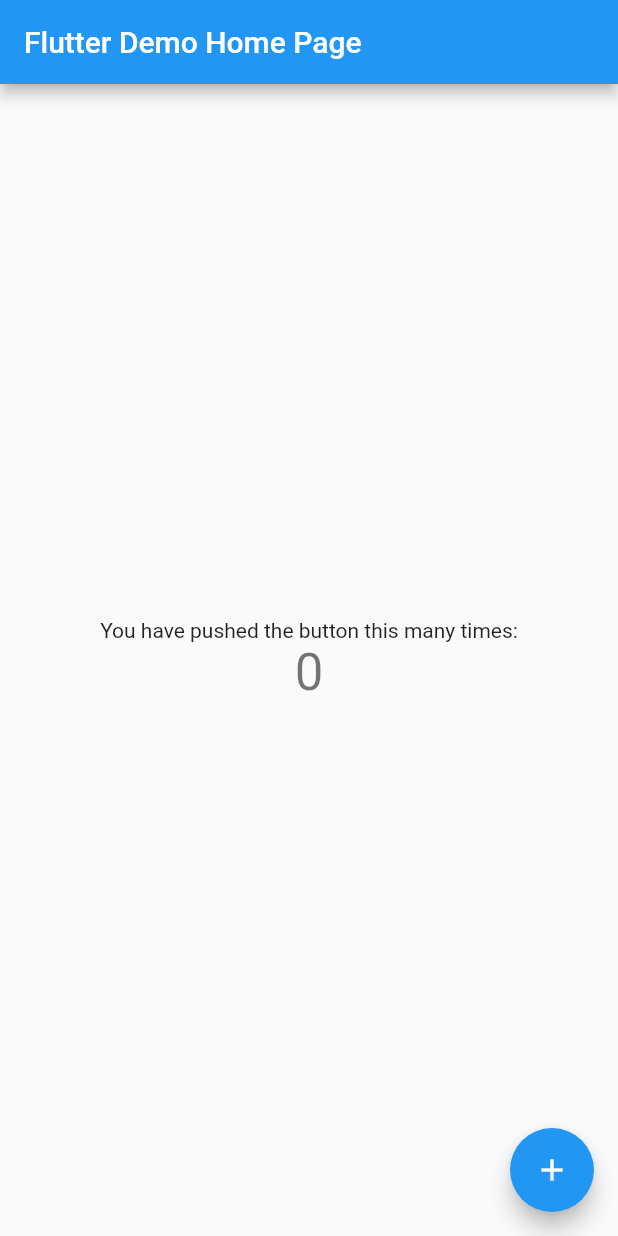
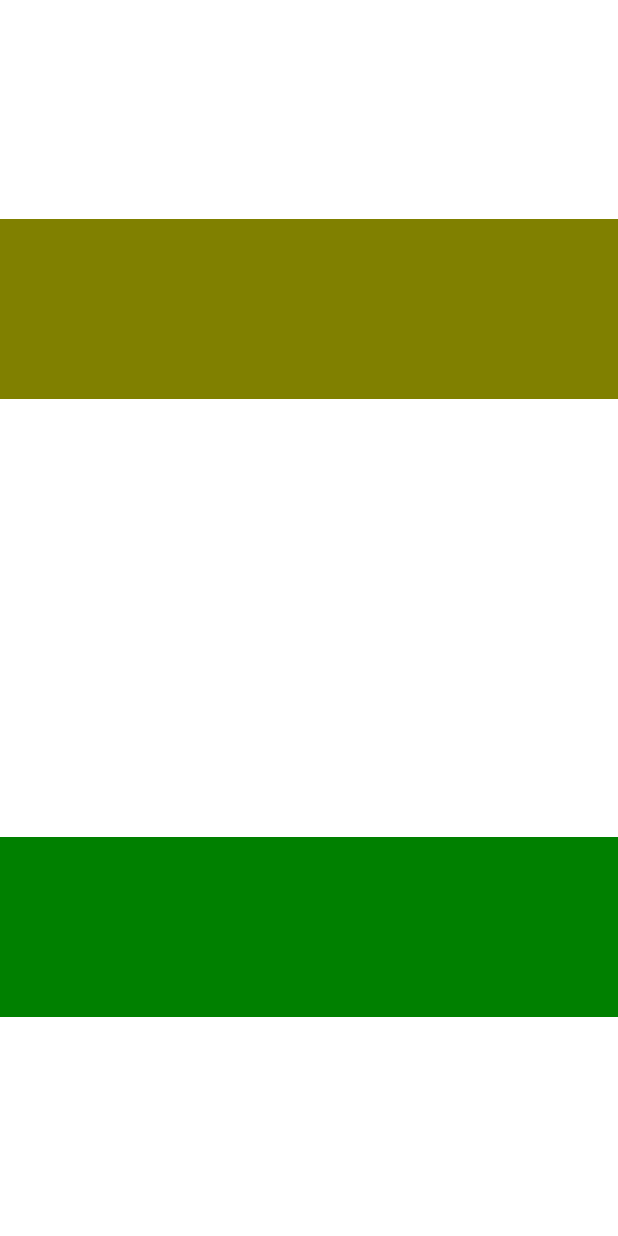
Before and after one commit to Naruse-Kazuki/flutter_sample_code, a Flutter app: the screen it shows after launch, on a phone screen of 412 x 824 dp. Run offline on Flutter 3.47's test engine with Material 2 defaults, Android fonts, the phone set to English and light mode, and no system bars.

Commit message:
SingleChildScrollView1

```diff
--- a/lib/main.dart
+++ b/lib/main.dart
@@ -1,117 +1,182 @@
-import 'package:flutter/material.dart';
+import 'package:flutter/widgets.dart';
 
-void main() {
-  runApp(MyApp());
-}
+void main() => runApp(MyApp());
 
+/// This Widget is the main application widget.
 class MyApp extends StatelessWidget {
-  // This widget is the root of your application.
   @override
   Widget build(BuildContext context) {
-    return MaterialApp(
-      title: 'Flutter Demo',
-      theme: ThemeData(
-        // This is the theme of your application.
-        //
-        // Try running your application with "flutter run". You'll see the
-        // application has a blue toolbar. Then, without quitting the app, try
-        // changing the primarySwatch below to Colors.green and then invoke
-        // "hot reload" (press "r" in the console where you ran "flutter run",
-        // or simply save your changes to "hot reload" in a Flutter IDE).
-        // Notice that the counter didn't reset back to zero; the application
-        // is not restarted.
-        primarySwatch: Colors.blue,
-        // This makes the visual density adapt to the platform that you run
-        // the app on. For desktop platforms, the controls will be smaller and
-        // closer together (more dense) than on mobile platforms.
-        visualDensity: VisualDensity.adaptivePlatformDensity,
-      ),
-      home: MyHomePage(title: 'Flutter Demo Home Page'),
+    return WidgetsApp(
+      title: 'Flutter Code Sample',
+      builder: (BuildContext context, Widget navigator) {
+        return MyStatelessWidget();
+      },
+      color: const Color(0xffffffff),
     );
   }
 }
 
-class MyHomePage extends StatefulWidget {
-  MyHomePage({Key key, this.title}) : super(key: key);
-
-  // This widget is the home page of your application. It is stateful, meaning
-  // that it has a State object (defined below) that contains fields that affect
-  // how it looks.
-
-  // This class is the configuration for the state. It holds the values (in this
-  // case the title) provided by the parent (in this case the App widget) and
-  // used by the build method of the State. Fields in a Widget subclass are
-  // always marked "final".
-
-  final String title;
-
-  @override
-  _MyHomePageState createState() => _MyHomePageState();
-}
-
-class _MyHomePageState extends State<MyHomePage> {
-  int _counter = 0;
-
-  void _incrementCounter() {
-    setState(() {
-      // This call to setState tells the Flutter framework that something has
-      // changed in this State, which causes it to rerun the build method below
-      // so that the display can reflect the updated values. If we changed
-      // _counter without calling setState(), then the build method would not be
-      // called again, and so nothing would appear to happen.
-      _counter++;
-    });
-  }
+/// This is the stateless widget that the main application instantiates.
+class MyStatelessWidget extends StatelessWidget {
+  MyStatelessWidget({Key key}) : super(key: key);
 
   @override
   Widget build(BuildContext context) {
-    // This method is rerun every time setState is called, for instance as done
-    // by the _incrementCounter method above.
-    //
-    // The Flutter framework has been optimized to make rerunning build methods
-    // fast, so that you can just rebuild anything that needs updating rather
-    // than having to individually change instances of widgets.
-    return Scaffold(
-      appBar: AppBar(
-        // Here we take the value from the MyHomePage object that was created by
-        // the App.build method, and use it to set our appbar title.
-        title: Text(widget.title),
+    return LayoutBuilder(
+      builder: (BuildContext context, BoxConstraints viewportConstraints) {
+        return SingleChildScrollView(
+          child: ConstrainedBox(
+            constraints: BoxConstraints(
+              minHeight: viewportConstraints.maxHeight,
             ),
-      body: Center(
-        // Center is a layout widget. It takes a single child and positions it
-        // in the middle of the parent.
             child: Column(
-          // Column is also a layout widget. It takes a list of children and
-          // arranges them vertically. By default, it sizes itself to fit its
-          // children horizontally, and tries to be as tall as its parent.
-          //
-          // Invoke "debug painting" (press "p" in the console, choose the
-          // "Toggle Debug Paint" action from the Flutter Inspector in Android
-          // Studio, or the "Toggle Debug Paint" command in Visual Studio Code)
-          // to see the wireframe for each widget.
-          //
-          // Column has various properties to control how it sizes itself and
-          // how it positions its children. Here we use mainAxisAlignment to
-          // center the children vertically; the main axis here is the vertical
-          // axis because Columns are vertical (the cross axis would be
-          // horizontal).
-          mainAxisAlignment: MainAxisAlignment.center,
+              mainAxisSize: MainAxisSize.min,
+              mainAxisAlignment: MainAxisAlignment.spaceAround,
               children: <Widget>[
-            Text(
-              'You have pushed the button this many times:',
+                Container(
+                  // A fixed-height child.
+                  color: const Color(0xff808000), // Yellow
+                  height: 120.0,
                 ),
-            Text(
-              '$_counter',
-              style: Theme.of(context).textTheme.headline4,
+                Container(
+                  // Another fixed-height child.
+                  color: const Color(0xff008000), // Green
+                  height: 120.0,
                 ),
               ],
             ),
           ),
-      floatingActionButton: FloatingActionButton(
-        onPressed: _incrementCounter,
-        tooltip: 'Increment',
-        child: Icon(Icons.add),
-      ), // This trailing comma makes auto-formatting nicer for build methods.
+        );
+      },
     );
   }
 }
+
+
+
+
+
+
+
+
+
+
+
+
+//import 'package:flutter/material.dart';
+//
+//void main() {
+//  runApp(MyApp());
+//}
+//
+//class MyApp extends StatelessWidget {
+//  // This widget is the root of your application.
+//  @override
+//  Widget build(BuildContext context) {
+//    return MaterialApp(
+//      title: 'Flutter Demo',
+//      theme: ThemeData(
+//        // This is the theme of your application.
+//        //
+//        // Try running your application with "flutter run". You'll see the
+//        // application has a blue toolbar. Then, without quitting the app, try
+//        // changing the primarySwatch below to Colors.green and then invoke
+//        // "hot reload" (press "r" in the console where you ran "flutter run",
+//        // or simply save your changes to "hot reload" in a Flutter IDE).
+//        // Notice that the counter didn't reset back to zero; the application
+//        // is not restarted.
+//        primarySwatch: Colors.blue,
+//        // This makes the visual density adapt to the platform that you run
+//        // the app on. For desktop platforms, the controls will be smaller and
+//        // closer together (more dense) than on mobile platforms.
+//        visualDensity: VisualDensity.adaptivePlatformDensity,
+//      ),
+//      home: MyHomePage(title: 'Flutter Demo Home Page'),
+//    );
+//  }
+//}
+//
+//class MyHomePage extends StatefulWidget {
+//  MyHomePage({Key key, this.title}) : super(key: key);
+//
+//  // This widget is the home page of your application. It is stateful, meaning
+//  // that it has a State object (defined below) that contains fields that affect
+//  // how it looks.
+//
+//  // This class is the configuration for the state. It holds the values (in this
+//  // case the title) provided by the parent (in this case the App widget) and
+//  // used by the build method of the State. Fields in a Widget subclass are
+//  // always marked "final".
+//
+//  final String title;
+//
+//  @override
+//  _MyHomePageState createState() => _MyHomePageState();
+//}
+//
+//class _MyHomePageState extends State<MyHomePage> {
+//  int _counter = 0;
+//
+//  void _incrementCounter() {
+//    setState(() {
+//      // This call to setState tells the Flutter framework that something has
+//      // changed in this State, which causes it to rerun the build method below
+//      // so that the display can reflect the updated values. If we changed
+//      // _counter without calling setState(), then the build method would not be
+//      // called again, and so nothing would appear to happen.
+//      _counter++;
+//    });
+//  }
+//
+//  @override
+//  Widget build(BuildContext context) {
+//    // This method is rerun every time setState is called, for instance as done
+//    // by the _incrementCounter method above.
+//    //
+//    // The Flutter framework has been optimized to make rerunning build methods
+//    // fast, so that you can just rebuild anything that needs updating rather
+//    // than having to individually change instances of widgets.
+//    return Scaffold(
+//      appBar: AppBar(
+//        // Here we take the value from the MyHomePage object that was created by
+//        // the App.build method, and use it to set our appbar title.
+//        title: Text(widget.title),
+//      ),
+//      body: Center(
+//        // Center is a layout widget. It takes a single child and positions it
+//        // in the middle of the parent.
+//        child: Column(
+//          // Column is also a layout widget. It takes a list of children and
+//          // arranges them vertically. By default, it sizes itself to fit its
+//          // children horizontally, and tries to be as tall as its parent.
+//          //
+//          // Invoke "debug painting" (press "p" in the console, choose the
+//          // "Toggle Debug Paint" action from the Flutter Inspector in Android
+//          // Studio, or the "Toggle Debug Paint" command in Visual Studio Code)
+//          // to see the wireframe for each widget.
+//          //
+//          // Column has various properties to control how it sizes itself and
+//          // how it positions its children. Here we use mainAxisAlignment to
+//          // center the children vertically; the main axis here is the vertical
+//          // axis because Columns are vertical (the cross axis would be
+//          // horizontal).
+//          mainAxisAlignment: MainAxisAlignment.center,
+//          children: <Widget>[
+//            Text(
+//              'You have pushed the button this many times:',
+//            ),
+//            Text(
+//              '$_counter',
+//              style: Theme.of(context).textTheme.headline4,
+//            ),
+//          ],
+//        ),
+//      ),
+//      floatingActionButton: FloatingActionButton(
+//        onPressed: _incrementCounter,
+//        tooltip: 'Increment',
+//        child: Icon(Icons.add),
+//      ), // This trailing comma makes auto-formatting nicer for build methods.
+//    );
+//  }
+//}
```
Lines whose indentation alone changed are shown as unchanged.
